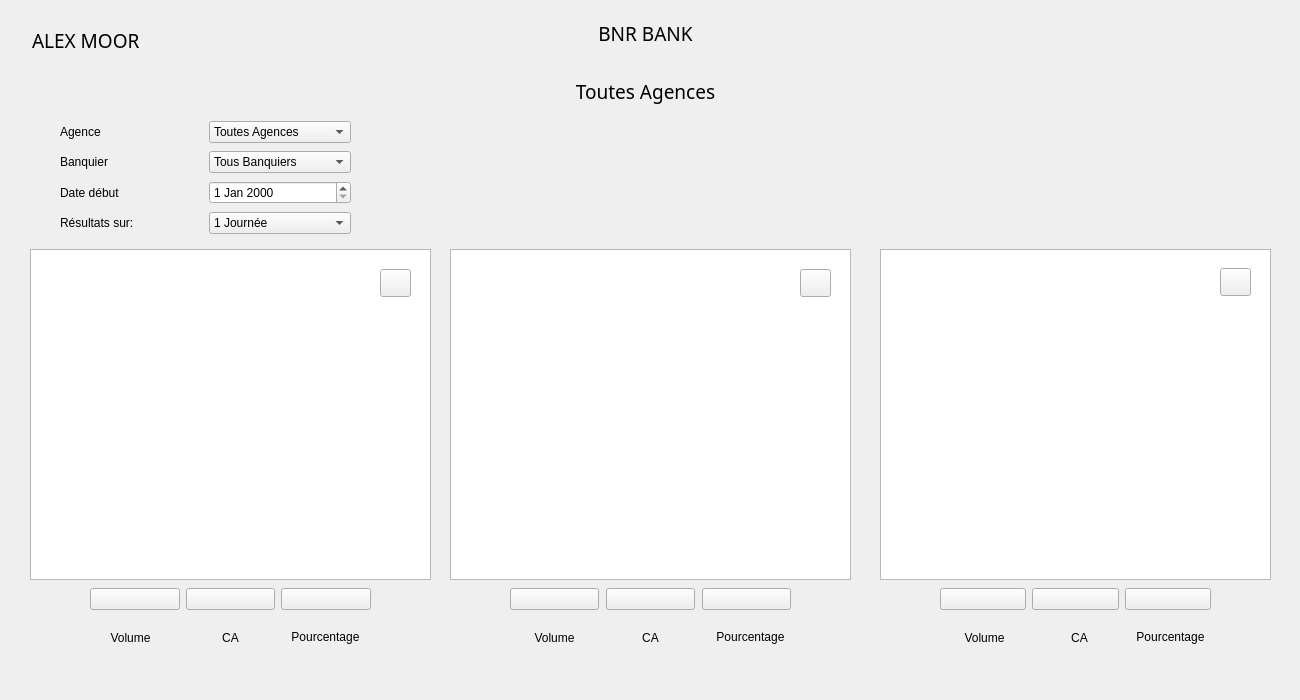
First picture: the form in Projet_Banque/principale.ui, repository SihamJ/IHM, before the edit.
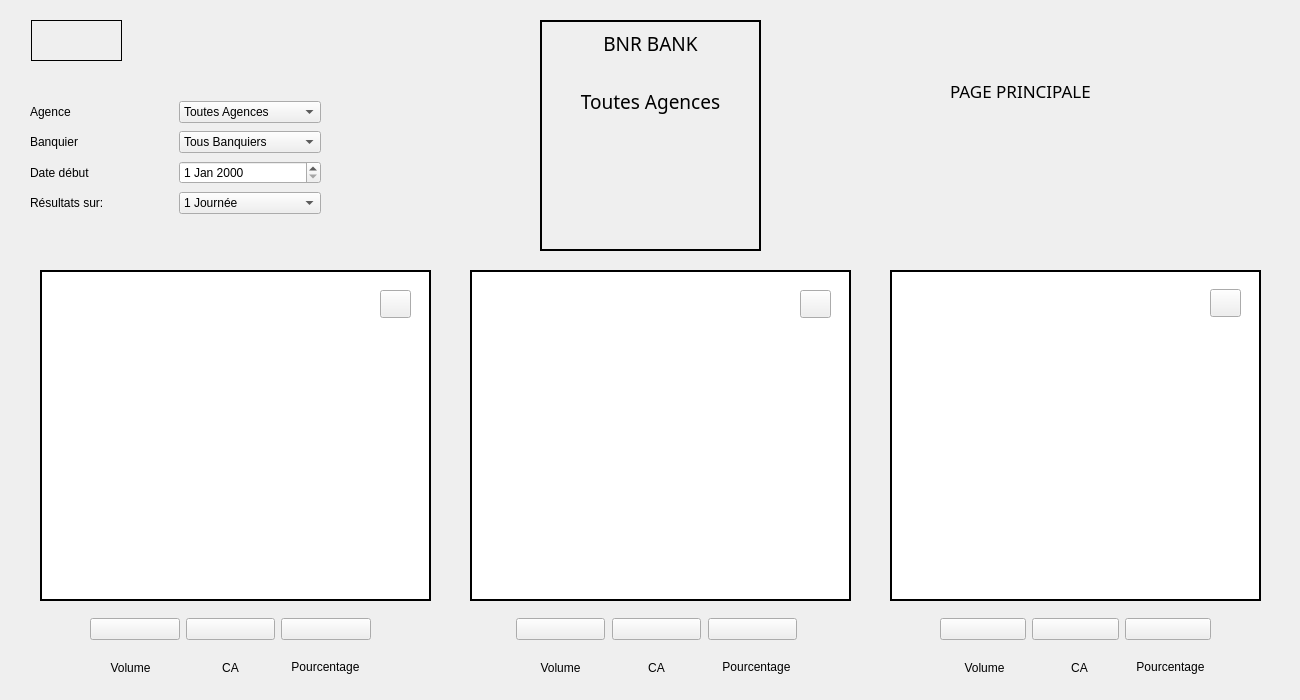
Second picture: the form after the edit. Icons and pictures are not drawn. Custom widgets are drawn as their Qt base class.

Diff of the .ui file:
```diff
--- a/Projet_Banque/principale.ui
+++ b/Projet_Banque/principale.ui
@@ -17,7 +17,7 @@
    <property name="geometry">
     <rect>
      <x>940</x>
-     <y>579</y>
+     <y>609</y>
      <width>271</width>
      <height>41</height>
     </rect>
@@ -88,8 +88,8 @@
   <widget class="QWidget" name="layoutWidget">
    <property name="geometry">
     <rect>
-     <x>510</x>
-     <y>579</y>
+     <x>516</x>
+     <y>609</y>
      <width>281</width>
      <height>41</height>
     </rect>
@@ -164,7 +164,7 @@
    <property name="geometry">
     <rect>
      <x>90</x>
-     <y>579</y>
+     <y>609</y>
      <width>281</width>
      <height>41</height>
     </rect>
@@ -238,8 +238,8 @@
   <widget class="QWidget" name="layoutWidget">
    <property name="geometry">
     <rect>
-     <x>60</x>
-     <y>120</y>
+     <x>30</x>
+     <y>100</y>
      <width>291</width>
      <height>119</height>
     </rect>
@@ -398,53 +398,12 @@
     </item>
    </layout>
   </widget>
-  <widget class="QWidget" name="layoutWidget">
-   <property name="geometry">
-    <rect>
-     <x>20</x>
-     <y>10</y>
-     <width>201</width>
-     <height>61</height>
-    </rect>
-   </property>
-   <layout class="QHBoxLayout" name="horizontalLayout_8" stretch="0,3">
-    <property name="spacing">
-     <number>12</number>
-    </property>
-    <item>
-     <widget class="QLabel" name="pdp">
-      <property name="text">
-       <string>&lt;html&gt;&lt;head/&gt;&lt;body&gt;&lt;p&gt;&lt;img src=&quot;:/assets/pic.png&quot;/&gt;&lt;/p&gt;&lt;/body&gt;&lt;/html&gt;</string>
-      </property>
-     </widget>
-    </item>
-    <item>
-     <widget class="QLabel" name="username">
-      <property name="font">
-       <font>
-        <family>MS PGothic</family>
-        <pointsize>14</pointsize>
-       </font>
-      </property>
-      <property name="toolTip">
-       <string>&lt;html&gt;&lt;head/&gt;&lt;body&gt;&lt;p&gt;&lt;br/&gt;&lt;/p&gt;&lt;/body&gt;&lt;/html&gt;</string>
-      </property>
-      <property name="text">
-       <string>ALEX MOOR</string>
-      </property>
-      <property name="alignment">
-       <set>Qt::AlignLeading|Qt::AlignLeft|Qt::AlignVCenter</set>
-      </property>
-     </widget>
-    </item>
-   </layout>
-  </widget>
   <widget class="QWidget" name="layoutWidget">
    <property name="geometry">
     <rect>
      <x>550</x>
-     <y>20</y>
-     <width>191</width>
+     <y>30</y>
+     <width>201</width>
      <height>211</height>
     </rect>
    </property>
@@ -519,7 +478,7 @@
    <property name="geometry">
     <rect>
      <x>380</x>
-     <y>269</y>
+     <y>290</y>
      <width>31</width>
      <height>28</height>
     </rect>
@@ -539,7 +498,7 @@
    <property name="geometry">
     <rect>
      <x>800</x>
-     <y>269</y>
+     <y>290</y>
      <width>31</width>
      <height>28</height>
     </rect>
@@ -558,8 +517,8 @@
   <widget class="QPushButton" name="elargir_bours">
    <property name="geometry">
     <rect>
-     <x>1220</x>
-     <y>268</y>
+     <x>1210</x>
+     <y>289</y>
      <width>31</width>
      <height>28</height>
     </rect>
@@ -579,7 +538,7 @@
    <property name="geometry">
     <rect>
      <x>90</x>
-     <y>630</y>
+     <y>660</y>
      <width>81</width>
      <height>16</height>
     </rect>
@@ -595,7 +554,7 @@
    <property name="geometry">
     <rect>
      <x>190</x>
-     <y>630</y>
+     <y>660</y>
      <width>81</width>
      <height>16</height>
     </rect>
@@ -611,7 +570,7 @@
    <property name="geometry">
     <rect>
      <x>280</x>
-     <y>629</y>
+     <y>659</y>
      <width>91</width>
      <height>16</height>
     </rect>
@@ -626,8 +585,8 @@
   <widget class="QLabel" name="label_11">
    <property name="geometry">
     <rect>
-     <x>514</x>
-     <y>630</y>
+     <x>520</x>
+     <y>660</y>
      <width>81</width>
      <height>16</height>
     </rect>
@@ -642,8 +601,8 @@
   <widget class="QLabel" name="label_12">
    <property name="geometry">
     <rect>
-     <x>610</x>
-     <y>630</y>
+     <x>616</x>
+     <y>660</y>
      <width>81</width>
      <height>16</height>
     </rect>
@@ -658,8 +617,8 @@
   <widget class="QLabel" name="label_13">
    <property name="geometry">
     <rect>
-     <x>710</x>
-     <y>629</y>
+     <x>716</x>
+     <y>659</y>
      <width>81</width>
      <height>16</height>
     </rect>
@@ -675,7 +634,7 @@
    <property name="geometry">
     <rect>
      <x>1130</x>
-     <y>629</y>
+     <y>659</y>
      <width>81</width>
      <height>16</height>
     </rect>
@@ -691,7 +650,7 @@
    <property name="geometry">
     <rect>
      <x>1044</x>
-     <y>630</y>
+     <y>660</y>
      <width>71</width>
      <height>16</height>
     </rect>
@@ -707,7 +666,7 @@
    <property name="geometry">
     <rect>
      <x>944</x>
-     <y>630</y>
+     <y>660</y>
      <width>81</width>
      <height>16</height>
     </rect>
@@ -722,39 +681,163 @@
   <widget class="QtCharts::QChartView" name="produit_bours">
    <property name="geometry">
     <rect>
-     <x>880</x>
-     <y>249</y>
-     <width>391</width>
+     <x>890</x>
+     <y>270</y>
+     <width>371</width>
      <height>331</height>
     </rect>
    </property>
+   <property name="frameShape">
+    <enum>QFrame::Panel</enum>
+   </property>
+   <property name="frameShadow">
+    <enum>QFrame::Plain</enum>
+   </property>
+   <property name="lineWidth">
+    <number>2</number>
+   </property>
   </widget>
   <widget class="QtCharts::QChartView" name="produit_assur">
    <property name="geometry">
     <rect>
-     <x>450</x>
-     <y>249</y>
-     <width>401</width>
+     <x>470</x>
+     <y>270</y>
+     <width>381</width>
      <height>331</height>
     </rect>
    </property>
+   <property name="frameShape">
+    <enum>QFrame::Panel</enum>
+   </property>
+   <property name="frameShadow">
+    <enum>QFrame::Plain</enum>
+   </property>
+   <property name="lineWidth">
+    <number>2</number>
+   </property>
   </widget>
   <widget class="QtCharts::QChartView" name="produit_bq">
    <property name="geometry">
     <rect>
-     <x>30</x>
-     <y>249</y>
-     <width>401</width>
+     <x>40</x>
+     <y>270</y>
+     <width>391</width>
      <height>331</height>
     </rect>
    </property>
    <property name="autoFillBackground">
     <bool>false</bool>
    </property>
+   <property name="frameShape">
+    <enum>QFrame::Panel</enum>
+   </property>
+   <property name="frameShadow">
+    <enum>QFrame::Plain</enum>
+   </property>
+   <property name="lineWidth">
+    <number>2</number>
+   </property>
    <property name="alignment">
     <set>Qt::AlignCenter</set>
    </property>
   </widget>
+  <widget class="QLabel" name="label_5">
+   <property name="geometry">
+    <rect>
+     <x>1140</x>
+     <y>70</y>
+     <width>41</width>
+     <height>41</height>
+    </rect>
+   </property>
+   <property name="sizePolicy">
+    <sizepolicy hsizetype="Ignored" vsizetype="Ignored">
+     <horstretch>0</horstretch>
+     <verstretch>0</verstretch>
+    </sizepolicy>
+   </property>
+   <property name="font">
+    <font>
+     <family>Malgun Gothic</family>
+     <pointsize>18</pointsize>
+    </font>
+   </property>
+   <property name="frameShape">
+    <enum>QFrame::NoFrame</enum>
+   </property>
+   <property name="lineWidth">
+    <number>2</number>
+   </property>
+   <property name="text">
+    <string/>
+   </property>
+   <property name="pixmap">
+    <pixmap resource="ressource.qrc">:/assets/principale.png</pixmap>
+   </property>
+   <property name="scaledContents">
+    <bool>true</bool>
+   </property>
+  </widget>
+  <widget class="QLabel" name="label_6">
+   <property name="geometry">
+    <rect>
+     <x>950</x>
+     <y>80</y>
+     <width>181</width>
+     <height>21</height>
+    </rect>
+   </property>
+   <property name="font">
+    <font>
+     <family>Malgun Gothic</family>
+     <pointsize>13</pointsize>
+    </font>
+   </property>
+   <property name="frameShape">
+    <enum>QFrame::NoFrame</enum>
+   </property>
+   <property name="lineWidth">
+    <number>2</number>
+   </property>
+   <property name="text">
+    <string>PAGE PRINCIPALE</string>
+   </property>
+  </widget>
+  <widget class="QLabel" name="label_7">
+   <property name="geometry">
+    <rect>
+     <x>540</x>
+     <y>20</y>
+     <width>221</width>
+     <height>231</height>
+    </rect>
+   </property>
+   <property name="frameShape">
+    <enum>QFrame::Panel</enum>
+   </property>
+   <property name="lineWidth">
+    <number>2</number>
+   </property>
+   <property name="text">
+    <string/>
+   </property>
+  </widget>
+  <widget class="QLabel" name="pdp">
+   <property name="geometry">
+    <rect>
+     <x>31</x>
+     <y>20</y>
+     <width>91</width>
+     <height>41</height>
+    </rect>
+   </property>
+   <property name="frameShape">
+    <enum>QFrame::Panel</enum>
+   </property>
+   <property name="text">
+    <string>&lt;html&gt;&lt;head/&gt;&lt;body&gt;&lt;p&gt;&lt;img src=&quot;:/assets/pic.png&quot;/&gt;&lt;/p&gt;&lt;/body&gt;&lt;/html&gt;</string>
+   </property>
+  </widget>
   <zorder>produit_bours</zorder>
   <zorder>produit_assur</zorder>
   <zorder>produit_bq</zorder>
```
Left out of the diff: 6 changed lines with no effect on the pictures.
